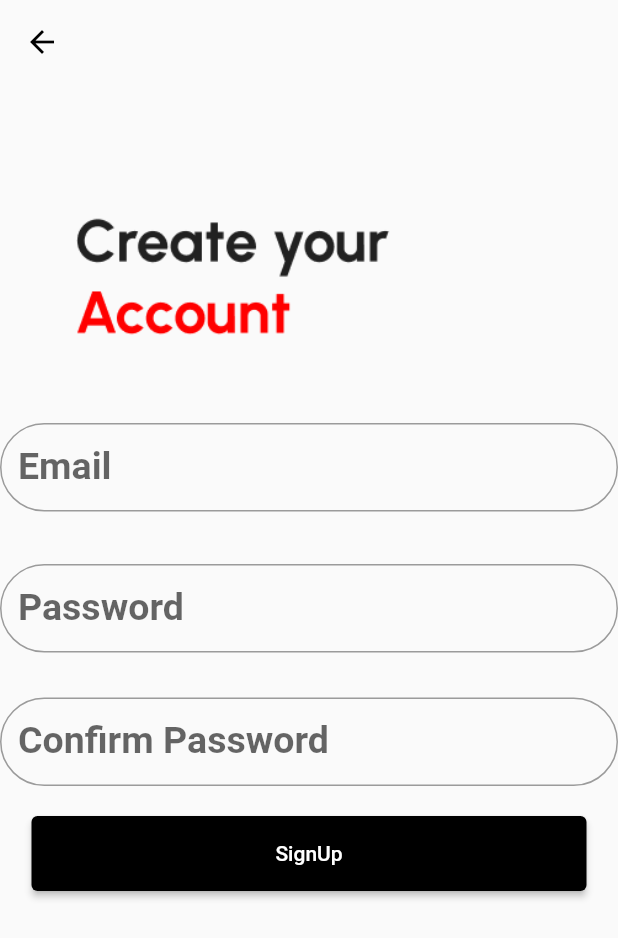
After one commit to ritamagdy22/smartpark, a Flutter app: the SignInScreen screen opened by its route, on a phone screen of 412 x 824 dp. The commit adds this screen. Shown: the top 938 px of the screen. Run offline on Flutter 3.47's test engine with Material 2 defaults, Android fonts, the phone set to English and light mode, and no system bars.

Commit message:
ForgetPassword.dart

```diff
--- /dev/null
+++ b/lib/Login&Registeration_Screens/SignInScreen.dart
@@ -0,0 +1,113 @@
+import 'package:flutter/material.dart';
+
+class SignInScreen extends StatefulWidget {
+  static const RouteName = "SignInScreen";
+
+  @override
+  State<SignInScreen> createState() => _SignInScreenState();
+}
+
+class _SignInScreenState extends State<SignInScreen> {
+
+  String email = '';
+  String password = '';
+  String ConfirmPassword='';
+  @override
+  Widget build(BuildContext context) {
+    return Scaffold(
+      appBar: AppBar(
+        backgroundColor: Colors.transparent,
+        elevation: 0,
+        iconTheme: IconThemeData(color: Colors.black),
+        leading: IconButton(
+          icon: Icon(Icons.arrow_back),
+          onPressed: () {
+            Navigator.of(context).pop();
+          },
+        ),
+      ),
+      body: Column(
+        mainAxisAlignment: MainAxisAlignment.start,
+        children: [
+          Padding(
+            padding: EdgeInsets.only(top: 30),
+          ),
+          Padding(
+            padding: const EdgeInsets.all(50.0),
+            child: Image.asset('assets/images/SignUpText.png'),
+          ),
+
+          TextField(
+            decoration: InputDecoration(
+              labelText: 'Email',
+              border:
+              OutlineInputBorder(borderRadius: BorderRadius.circular(40)),
+              labelStyle: TextStyle(
+                fontWeight: FontWeight.bold, // Make the label text bold
+                fontSize: 25, // Set the font size for the label
+              ),
+            ),
+            onChanged: (value) {
+              setState(() {
+                email = value;
+              });
+            },
+          ),
+          SizedBox(
+            height: 35,
+          ),
+          TextField(
+            obscureText: true,
+            decoration: InputDecoration(
+              labelText: 'Password',
+              border:
+              OutlineInputBorder(borderRadius: BorderRadius.circular(40)),
+              labelStyle: TextStyle(
+                fontWeight: FontWeight.bold, // Make the label text bold
+                fontSize: 25, // Set the font size for the label
+              ),
+            ),
+            onChanged: (value) {
+              setState(() {
+                password = value;
+              });
+            },
+          ),
+          SizedBox(height: 30),
+          TextField(
+            obscureText: true,
+            decoration: InputDecoration(
+              labelText: 'Confirm Password',
+              border:
+              OutlineInputBorder(borderRadius: BorderRadius.circular(40)),
+              labelStyle: TextStyle(
+                fontWeight: FontWeight.bold, // Make the label text bold
+                fontSize: 25, // Set the font size for the label
+              ),
+            ),
+            onChanged: (value) {
+              setState(() {
+                password = value;
+              });
+            },
+          ),
+          SizedBox(height: 20),
+          ElevatedButton(
+            onPressed: () {
+              // Perform login logic here using the email and password
+              print('Email: $email, Password: $password');
+            },
+            style: ButtonStyle(
+              backgroundColor: MaterialStateProperty.all(Colors.black),
+              minimumSize: MaterialStateProperty.all(Size(370, 50)),
+            ),
+            child: Text('SignUp'),
+          ),
+
+
+
+        ],
+      ),
+    );
+  }
+}
```
Also changed, not shown: lib/Login&Registeration_Screens/ForgetPassword.dart (added, +44 -0 lines), lib/Login&Registeration_Screens/LoginScreen.dart (+11 -3 lines), lib/main.dart (+6 -1 lines), assets/2.0x/ForgetPassword@2x.png (added), assets/2.0x/SignUpText@2x.png (added), assets/3.0x/ForgetPassword@3x.png (added), assets/3.0x/SignUpText@3x.png (added), assets/images/ForgetPassword.png (added), assets/images/SignUpText.png (added).
